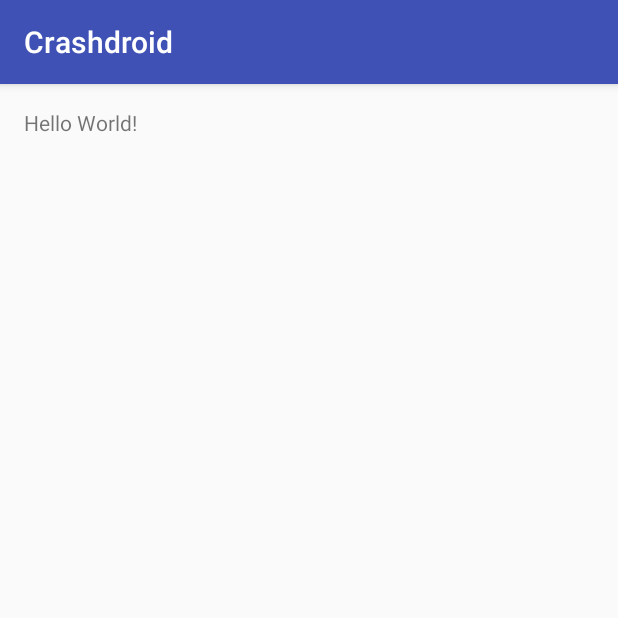
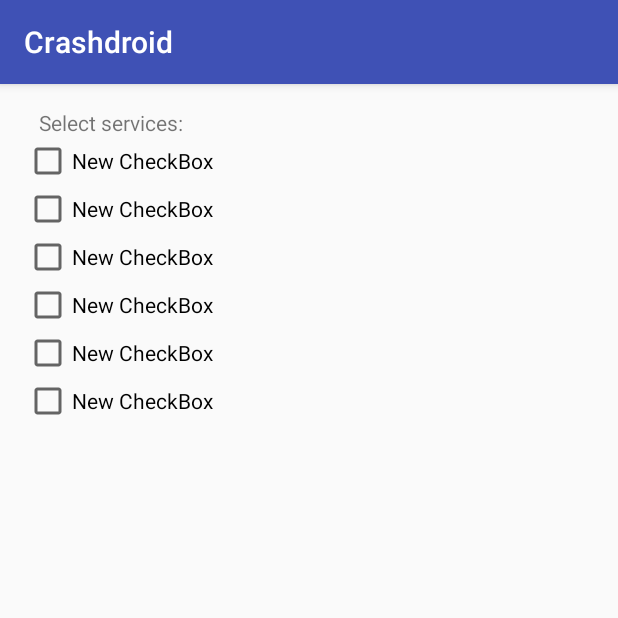
Before and after one commit to YK1007/crashdroid, an Android app: the screen it shows after launch (MainActivity), on a phone screen of 412 x 824 dp, the top half of it. Run offline under Robolectric (Android 15) with nearby library versions, the phone set to English and light mode, and no system bars.

Commit message:
MA-2106 add main layout prototype with checkboxes.

```diff
--- a/app/src/main/res/layout/activity_main.xml
+++ b/app/src/main/res/layout/activity_main.xml
@@ -1,5 +1,5 @@
 <?xml version="1.0" encoding="utf-8"?>
-<RelativeLayout
+<LinearLayout
     xmlns:android="http://schemas.android.com/apk/res/android"
     xmlns:tools="http://schemas.android.com/tools"
     android:layout_width="match_parent"
@@ -8,10 +8,55 @@
     android:paddingRight="@dimen/activity_horizontal_margin"
     android:paddingTop="@dimen/activity_vertical_margin"
     android:paddingBottom="@dimen/activity_vertical_margin"
-    tools:context=".MainActivity">
+    tools:context=".MainActivity"
+    android:orientation="vertical">
 
     <TextView
-        android:text="Hello World!"
+        android:text="@string/select_services"
         android:layout_width="wrap_content"
-        android:layout_height="wrap_content"/>
-</RelativeLayout>
+        android:layout_height="wrap_content"
+        android:layout_marginLeft="10dp"/>
+
+    <LinearLayout
+        android:orientation="vertical"
+        android:layout_width="match_parent"
+        android:layout_height="wrap_content">
+
+        <CheckBox
+            android:layout_width="wrap_content"
+            android:layout_height="wrap_content"
+            android:text="New CheckBox"
+            android:id="@+id/checkBox"/>
+
+        <CheckBox
+            android:layout_width="wrap_content"
+            android:layout_height="wrap_content"
+            android:text="New CheckBox"
+            android:id="@+id/checkBox2"/>
+
+        <CheckBox
+            android:layout_width="wrap_content"
+            android:layout_height="wrap_content"
+            android:text="New CheckBox"
+            android:id="@+id/checkBox3"/>
+
+        <CheckBox
+            android:layout_width="wrap_content"
+            android:layout_height="wrap_content"
+            android:text="New CheckBox"
+            android:id="@+id/checkBox4"/>
+
+        <CheckBox
+            android:layout_width="wrap_content"
+            android:layout_height="wrap_content"
+            android:text="New CheckBox"
+            android:id="@+id/checkBox5"/>
+
+        <CheckBox
+            android:layout_width="wrap_content"
+            android:layout_height="wrap_content"
+            android:text="New CheckBox"
+            android:id="@+id/checkBox6"/>
+    </LinearLayout>
+
+</LinearLayout>
--- a/app/src/main/res/values/strings.xml
+++ b/app/src/main/res/values/strings.xml
@@ -1,3 +1,4 @@
 <resources>
     <string name="app_name">Crashdroid</string>
+    <string name="select_services">Select services:</string>
 </resources>
```
